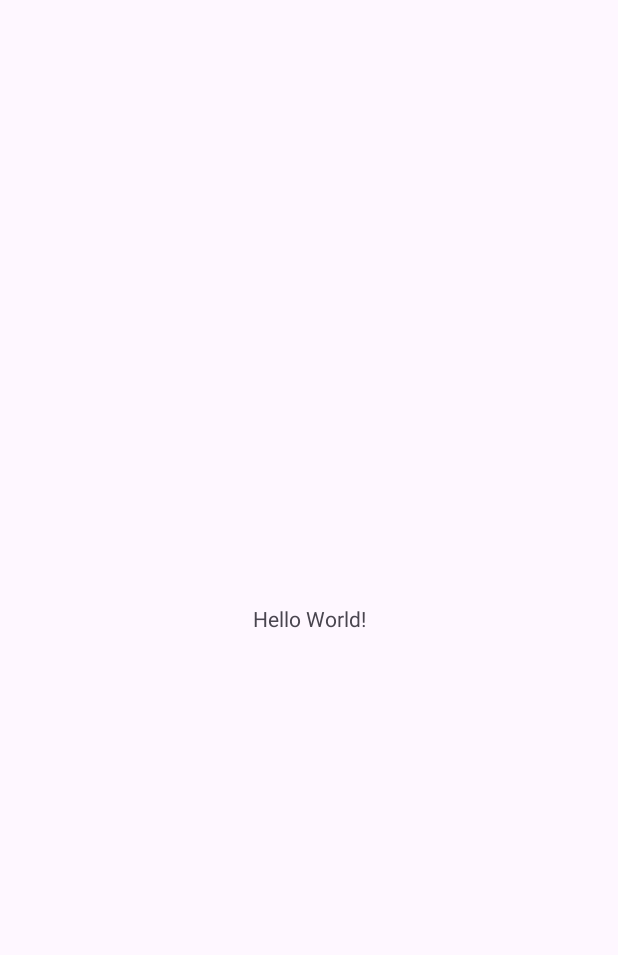
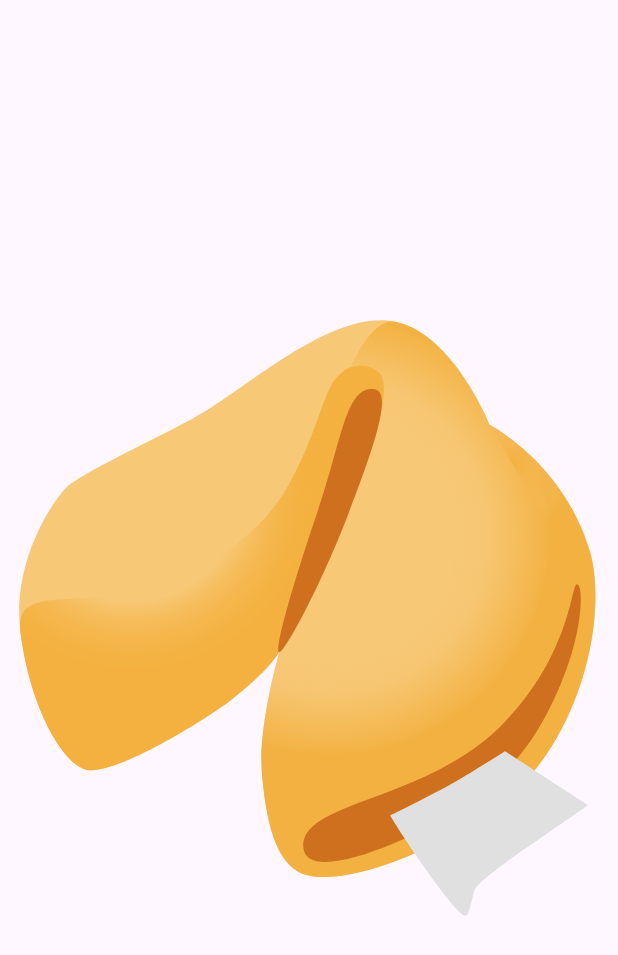
Before and after one commit to judith0906/DI-CookieFortune, an Android app: the screen it shows after launch (MainActivity), on a phone screen of 412 x 824 dp. Before the commit the part shown is almost empty. Shown: the top 955 px of the screen. Run offline under Robolectric (Android 15) with nearby library versions, the phone set to English and light mode, and no system bars.

Commit message:
Imagen recolocada en layout para que se vea entera

```diff
--- a/app/src/main/res/layout/activity_main.xml
+++ b/app/src/main/res/layout/activity_main.xml
@@ -7,13 +7,10 @@
     android:layout_height="match_parent"
     tools:context=".MainActivity">
 
-    <TextView
-        android:layout_width="wrap_content"
-        android:layout_height="wrap_content"
-        android:text="Hello World!"
-        app:layout_constraintBottom_toBottomOf="parent"
-        app:layout_constraintEnd_toEndOf="parent"
-        app:layout_constraintStart_toStartOf="parent"
-        app:layout_constraintTop_toTopOf="parent" />
+    <ImageView
+        android:id="@+id/imageCookie"
+        android:layout_width="match_parent"
+        android:layout_height="match_parent"
+        android:src="@drawable/ic_fortune_cookie" />
 
 </androidx.constraintlayout.widget.ConstraintLayout>
```
